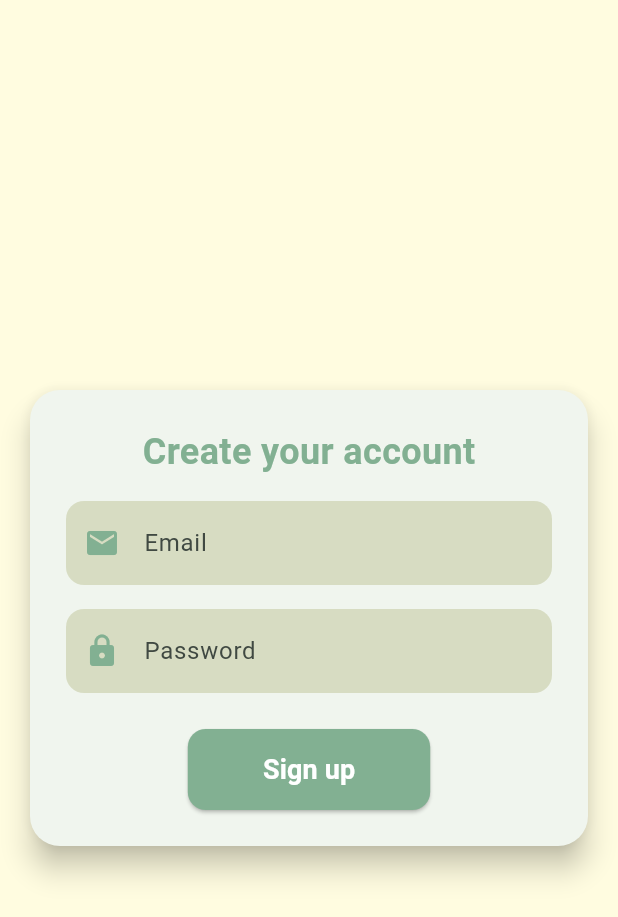
After one commit to Lyly213/Projet-Flutter-B3Q1, a Flutter app: the screen it shows after launch, after a tap on "Sign Up", on a phone screen of 412 x 824 dp. The commit adds this screen. Shown: the top 917 px of the screen. Run offline on Flutter 3.47's test engine with Material 3 defaults, Android fonts, the phone set to English and light mode, and no system bars; our stand-ins replace cloud_firestore, firebase_auth, firebase_core, flutter_bloc, flutter_svg, table_calendar; accounts and stored records are empty.

Commit message:
Ajout fonctionnalité création de compte

```diff
--- /dev/null
+++ b/flutterb3q1/lib/blocs/signup/signup_bloc.dart
@@ -0,0 +1,23 @@
+import 'package:flutter_bloc/flutter_bloc.dart';
+import '../../repositories/user_repository.dart';
+import 'signup_event.dart';
+import 'signup_state.dart';
+
+class SignUpBloc extends Bloc<SignUpEvent, SignUpState> {
+  final UserRepository userRepository;
+
+  SignUpBloc({required this.userRepository}) : super(SignUpInitial()) {
+    on<SignUpRequested>((event, emit) async {
+      emit(SigningUp());
+      try {
+        await userRepository.signUp(
+          email: event.email,
+          password: event.password,
+        );
+        emit(SignUpSuccess());
+      } catch (e) {
+        emit(SignUpError(e.toString()));
+      }
+    });
+  }
+}
--- /dev/null
+++ b/flutterb3q1/lib/blocs/signup/signup_event.dart
@@ -0,0 +1,8 @@
+abstract class SignUpEvent {}
+
+class SignUpRequested extends SignUpEvent {
+  final String email;
+  final String password;
+
+  SignUpRequested({required this.email, required this.password});
+}
--- /dev/null
+++ b/flutterb3q1/lib/blocs/signup/signup_state.dart
@@ -0,0 +1,15 @@
+abstract class SignUpState {
+  const SignUpState();
+}
+
+class SignUpInitial extends SignUpState {}
+
+class SigningUp extends SignUpState {}
+
+class SignUpSuccess extends SignUpState {}
+
+class SignUpError extends SignUpState {
+  final String error;
+
+  SignUpError(this.error);
+}
--- a/flutterb3q1/lib/pages/login_page.dart
+++ b/flutterb3q1/lib/pages/login_page.dart
@@ -76,6 +76,10 @@ class _LoginFormState extends State<LoginForm> {
     ));
   }
 
+  void _onSignUpButtonPressed(BuildContext context) {
+    Navigator.pushNamed(context, '/signup');
+  }
+
   @override
   Widget build(BuildContext context) {
     return Container(
@@ -92,7 +96,7 @@ class _LoginFormState extends State<LoginForm> {
                 mainAxisSize: MainAxisSize.min,
                 children: [
                   const Text(
-                    'Connexion',
+                    'Connection',
                     style: TextStyle(
                       fontSize: 24,
                       fontWeight: FontWeight.bold,
@@ -137,6 +141,28 @@ class _LoginFormState extends State<LoginForm> {
                     ),
                   ),
                   const SizedBox(height: 24),
+                  Row(
+                    mainAxisAlignment: MainAxisAlignment.spaceEvenly,
+                    children: [
+                      // Inverser les boutons, en mettant Sign Up en premier
+                      TextButton(
+                        onPressed: () => _onSignUpButtonPressed(context),
+                        style: ElevatedButton.styleFrom(
+                          backgroundColor: const Color.fromARGB(255, 130, 176, 146),
+                          shape: RoundedRectangleBorder(
+                            borderRadius: BorderRadius.circular(12),
+                          ),
+                          padding: const EdgeInsets.symmetric(vertical: 14, horizontal: 40),
+                        ),
+                        child: const Text(
+                          'Sign Up',
+                          style: TextStyle(
+                            fontSize: 18,
+                            fontWeight: FontWeight.bold,
+                            color: Colors.white,
+                          ),
+                        ),
+                      ),
                       ElevatedButton(
                         onPressed: () => _onLoginButtonPressed(context),
                         style: ElevatedButton.styleFrom(
@@ -144,7 +170,7 @@ class _LoginFormState extends State<LoginForm> {
                           shape: RoundedRectangleBorder(
                             borderRadius: BorderRadius.circular(12),
                           ),
-                      padding: const EdgeInsets.symmetric(vertical: 14, horizontal: 50),
+                          padding: const EdgeInsets.symmetric(vertical: 14, horizontal: 40),
                         ),
                         child: const Text(
                           'Login',
@@ -157,6 +183,8 @@ class _LoginFormState extends State<LoginForm> {
                       ),
                     ],
                   ),
+                ],
+              ),
             ),
           ),
         ),
--- /dev/null
+++ b/flutterb3q1/lib/pages/signup_page.dart
@@ -0,0 +1,127 @@
+import 'package:flutter/material.dart';
+import 'package:flutter_bloc/flutter_bloc.dart';
+import '../../blocs/signup/signup_bloc.dart';
+import '../../blocs/signup/signup_event.dart';
+import '../../blocs/signup/signup_state.dart';
+import '../../repositories/user_repository.dart';
+
+class SignUpPage extends StatelessWidget {
+  final UserRepository userRepository;
+
+  const SignUpPage({super.key, required this.userRepository});
+
+  @override
+  Widget build(BuildContext context) {
+    return BlocProvider(
+      create: (context) => SignUpBloc(userRepository: userRepository),
+      child: Scaffold(
+        body: SignUpWidget(),
+      ),
+    );
+  }
+}
+
+class SignUpWidget extends StatelessWidget {
+  SignUpWidget({super.key});
+
+  final TextEditingController _emailController = TextEditingController();
+  final TextEditingController _passwordController = TextEditingController();
+
+  @override
+  Widget build(BuildContext context) {
+    return BlocConsumer<SignUpBloc, SignUpState>(
+      listener: (context, state) {
+        if (state is SignUpSuccess) {
+          Navigator.pushReplacementNamed(context, '/login');
+          ScaffoldMessenger.of(context).showSnackBar(
+            const SnackBar(content: Text("Successful registration!")),
+          );
+        } else if (state is SignUpError) {
+          ScaffoldMessenger.of(context).showSnackBar(
+            SnackBar(content: Text(state.error)),
+          );
+        }
+      },
+      builder: (context, state) {
+        if (state is SigningUp) {
+          return const Center(child: CircularProgressIndicator());
+        }
+
+        return Container(
+          color: const Color(0xFFFFFCE0),
+          child: Center(
+            child: Padding(
+              padding: const EdgeInsets.all(16.0),
+              child: Card(
+                elevation: 8,
+                shape: RoundedRectangleBorder(borderRadius: BorderRadius.circular(20)),
+                child: Padding(
+                  padding: const EdgeInsets.all(24.0),
+                  child: Column(
+                    mainAxisSize: MainAxisSize.min,
+                    children: [
+                      const Text(
+                        'Create your account',
+                        style: TextStyle(fontSize: 24, fontWeight: FontWeight.bold, color: Color.fromARGB(255, 130, 176, 146)),
+                      ),
+                      const SizedBox(height: 16),
+                      TextField(
+                        controller: _emailController,
+                        decoration: InputDecoration(
+                          labelText: 'Email',
+                          prefixIcon: const Icon(Icons.email, color: Color.fromARGB(255, 130, 176, 146)),
+                          filled: true,
+                          fillColor: const Color(0xFFD7DCC2),
+                          border: OutlineInputBorder(
+                            borderRadius: BorderRadius.circular(12),
+                            borderSide: BorderSide.none,
+                          ),
+                        ),
+                      ),
+                      const SizedBox(height: 16),
+                      TextField(
+                        controller: _passwordController,
+                        obscureText: true,
+                        decoration: InputDecoration(
+                          labelText: 'Password',
+                          prefixIcon: const Icon(Icons.lock, color: Color.fromARGB(255, 130, 176, 146)),
+                          filled: true,
+                          fillColor: const Color(0xFFD7DCC2),
+                          border: OutlineInputBorder(
+                            borderRadius: BorderRadius.circular(12),
+                            borderSide: BorderSide.none,
+                          ),
+                        ),
+                      ),
+                      const SizedBox(height: 24),
+                      ElevatedButton(
+                        onPressed: () {
+                          final bloc = context.read<SignUpBloc>();
+                          bloc.add(SignUpRequested(
+                            email: _emailController.text.trim(),
+                            password: _passwordController.text.trim(),
+                          ));
+                        },
+                        style: ElevatedButton.styleFrom(
+                          backgroundColor: const Color.fromARGB(255, 130, 176, 146),
+                          shape: RoundedRectangleBorder(
+                            borderRadius: BorderRadius.circular(12),
+                          ),
+                          padding: const EdgeInsets.symmetric(vertical: 14, horizontal: 50),
+                        ),
+                        child: const Text(
+                          'Sign up',
+                          style: TextStyle(fontSize: 18, fontWeight: FontWeight.bold, color: Colors.white),
+                        ),
+                      ),
+                    ],
+                  ),
+                ),
+              ),
+            ),
+          ),
+        );
+      },
+    );
+  }
+}
--- a/flutterb3q1/lib/repositories/user_repository.dart
+++ b/flutterb3q1/lib/repositories/user_repository.dart
@@ -34,6 +34,13 @@ class UserRepository {
     await _firebaseAuth.signOut();
   }
 
+  Future<User> signUp({required String email, required String password}) async {
+    return await _firebaseAuth.createUserWithEmailAndPassword(
+      email: email,
+      password: password,
+    ).then((result) => result.user!);
+  }
+
   User? get currentUser {
     return _firebaseAuth.currentUser;
   }
```
Also changed, not shown: flutterb3q1/lib/blocs/card/card_bloc.dart (+15 -10 lines), flutterb3q1/lib/blocs/card/card_event.dart (+20 -3 lines), flutterb3q1/lib/main.dart (+6 -1 lines), flutterb3q1/lib/pages/statistics_page.dart (+10 -5 lines), flutterb3q1/lib/pages/welcome_page.dart (+19 -14 lines), flutterb3q1/lib/repositories/card_repository.dart (+22 -22 lines). Lines whose indentation alone changed are shown as unchanged.
